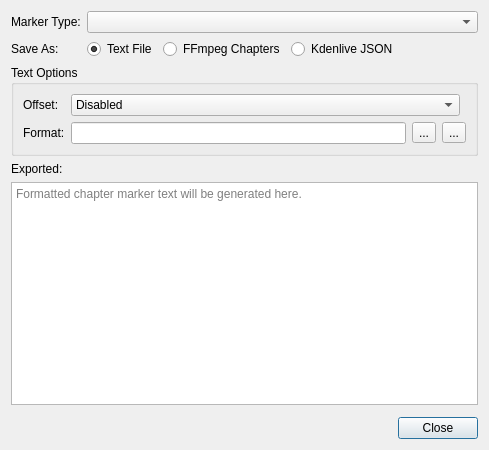
Qt form src/ui/exportguidesdialog_ui.ui (John201-del/phrasesplice) before a commit.
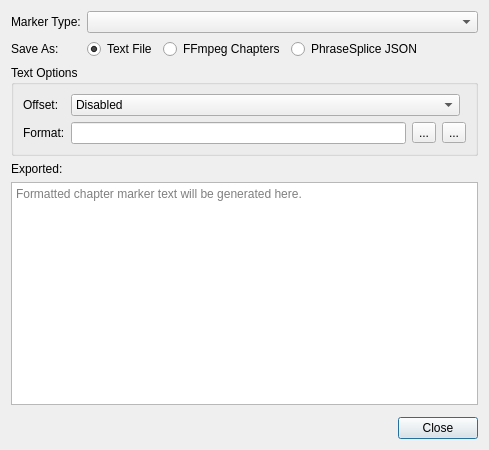
The same form after that commit. Icons and pictures are not drawn. Custom widgets are drawn as their Qt base class.

Commit message: Apply PhraseSplice branding to startup and dialogs

```diff
--- a/src/ui/exportguidesdialog_ui.ui
+++ b/src/ui/exportguidesdialog_ui.ui
@@ -186,7 +186,7 @@
    <item row="1" column="3">
     <widget class="QRadioButton" name="format_json">
      <property name="text">
-      <string>Kdenlive JSON</string>
+      <string>PhraseSplice JSON</string>
      </property>
     </widget>
    </item>
```
The commit also changes 37 other files.
